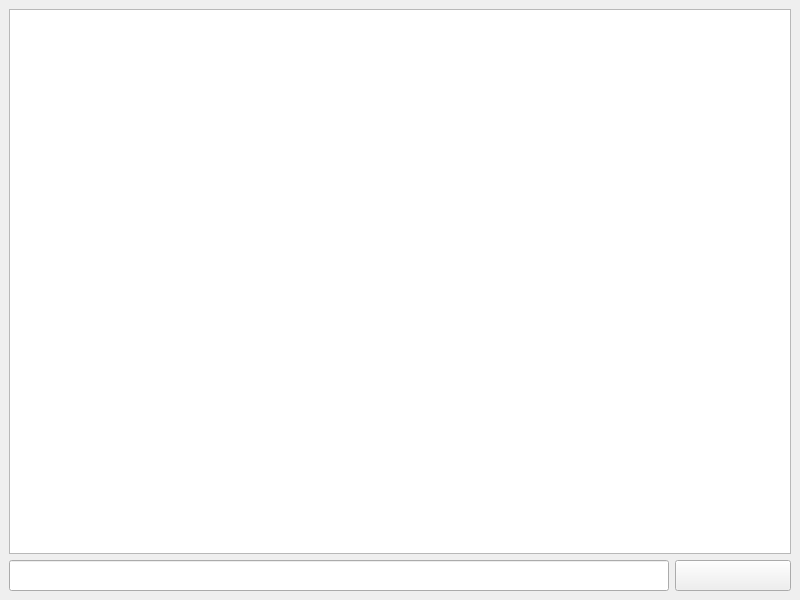
Old version of the form qpp/prefetch/Source/Interface/MainWindow/mainwindow.ui in the repository mhtvsSFrpHdE/prefetch.
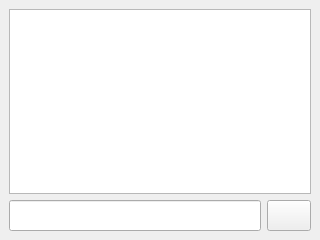
New version of the form.

```diff
--- a/qpp/prefetch/Source/Interface/MainWindow/mainwindow.ui
+++ b/qpp/prefetch/Source/Interface/MainWindow/mainwindow.ui
@@ -6,8 +6,8 @@
    <rect>
     <x>0</x>
     <y>0</y>
-    <width>800</width>
-    <height>600</height>
+    <width>320</width>
+    <height>240</height>
    </rect>
   </property>
   <property name="windowTitle">
```
